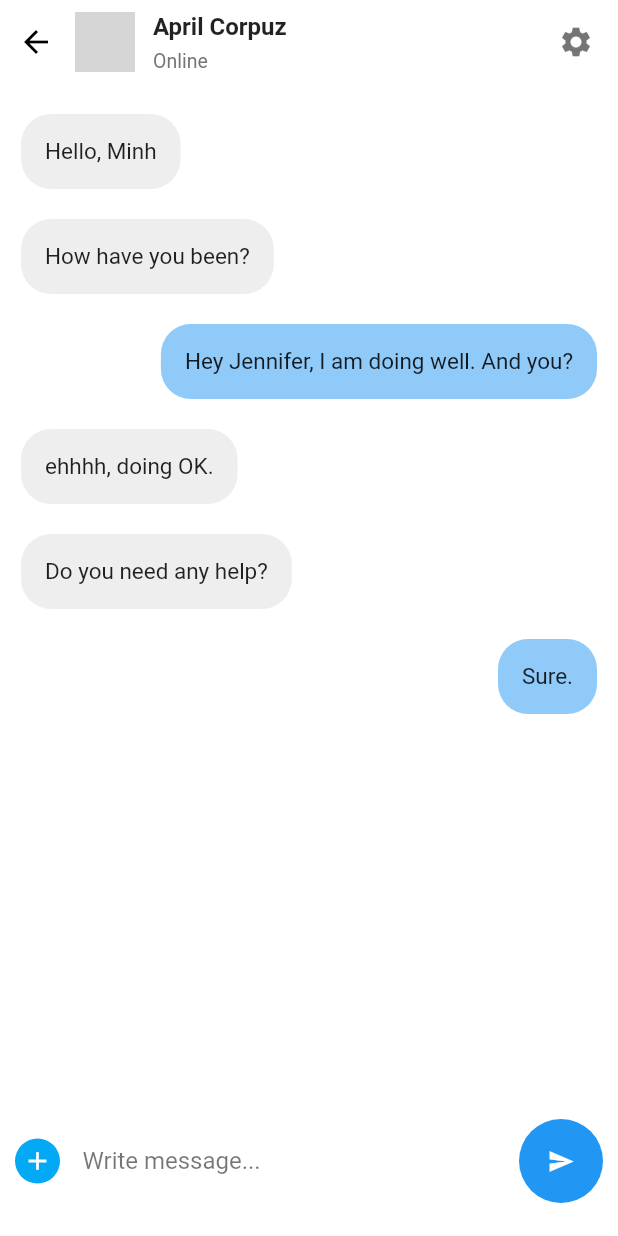
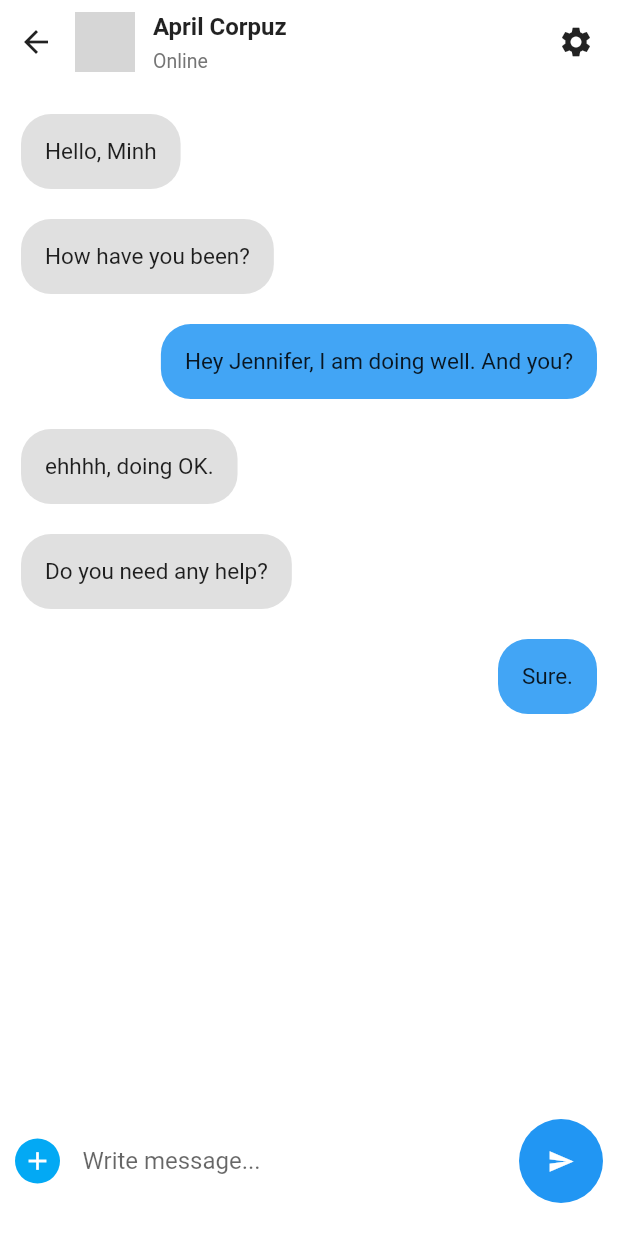
Before and after one commit to hoangpm6814/One-On-One-Learning, a Flutter app: the ChatDetailScreen screen opened directly, on a phone screen of 412 x 824 dp. Run offline on Flutter 3.47's test engine with Material 2 defaults, Android fonts, the phone set to English and light mode, and no system bars; our stand-ins replace flutter_svg; generated files the repository leaves out were written again; network calls fail; grey boxes are pictures that could not be loaded.

Commit message:
Fix light dark mode chat detail

```diff
--- a/lib/screens/Chat/chat_detail_screen.dart
+++ b/lib/screens/Chat/chat_detail_screen.dart
@@ -1,4 +1,5 @@
 import 'package:flutter/material.dart';
+import 'package:lettutor/constants.dart';
 import 'package:lettutor/screens/Chat/local_widgets/chat_message_model.dart';
 import 'package:flutter_gen/gen_l10n/app_localizations.dart';
 
@@ -21,7 +22,7 @@ class ChatDetailScreen extends StatelessWidget {
       appBar: AppBar(
         elevation: 0,
         automaticallyImplyLeading: false,
-        backgroundColor: Colors.white,
+        backgroundColor: Theme.of(context).primaryColor,
         flexibleSpace: SafeArea(
           child: Container(
             padding: EdgeInsets.only(right: 16),
@@ -33,7 +34,7 @@ class ChatDetailScreen extends StatelessWidget {
                   },
                   icon: Icon(
                     Icons.arrow_back,
-                    color: Colors.black,
+                    // color: Colors.black,
                   ),
                 ),
                 SizedBox(
@@ -70,14 +71,16 @@ class ChatDetailScreen extends StatelessWidget {
                 ),
                 Icon(
                   Icons.settings,
-                  color: Colors.black54,
+                  // color: Colors.black54,
                 ),
               ],
             ),
           ),
         ),
       ),
-      body: Stack(
+      body: Container(
+        color: Theme.of(context).primaryColor,
+        child: Stack(
           children: <Widget>[
             // ListView.builder(
             //   itemCount: messages.length,
@@ -101,8 +104,8 @@ class ChatDetailScreen extends StatelessWidget {
                 physics: NeverScrollableScrollPhysics(),
                 itemBuilder: (context, index) {
                   return Container(
-                  padding:
-                      EdgeInsets.only(left: 14, right: 14, top: 10, bottom: 10),
+                    padding: EdgeInsets.only(
+                        left: 14, right: 14, top: 10, bottom: 10),
                     child: Align(
                       alignment: (messages[index].messageType == "receiver"
                           ? Alignment.topLeft
@@ -111,8 +114,8 @@ class ChatDetailScreen extends StatelessWidget {
                         decoration: BoxDecoration(
                           borderRadius: BorderRadius.circular(20),
                           color: (messages[index].messageType == "receiver"
-                            ? Colors.grey.shade200
-                            : Colors.blue[200]),
+                              ? Colors.black12
+                              : Colors.blue[400]),
                         ),
                         padding: EdgeInsets.all(16),
                         child: Text(
@@ -132,7 +135,7 @@ class ChatDetailScreen extends StatelessWidget {
                     EdgeInsets.only(left: 10, bottom: 10, top: 10, right: 10),
                 height: 100,
                 width: double.infinity,
-              color: Colors.white,
+                color: Theme.of(context).primaryColor,
                 child: Row(
                   children: <Widget>[
                     GestureDetector(
@@ -156,10 +159,12 @@ class ChatDetailScreen extends StatelessWidget {
                     ),
                     Expanded(
                       child: TextField(
+                        cursorColor: kPrimaryColor,
                         decoration: InputDecoration(
                           hintText: AppLocalizations.of(context).write_message,
-                          hintStyle: TextStyle(color: Colors.black54),
-                          border: InputBorder.none),
+                          // hintStyle: TextStyle(color: Colors.black54),
+                          border: InputBorder.none,
+                        ),
                       ),
                     ),
                     SizedBox(
@@ -181,6 +186,7 @@ class ChatDetailScreen extends StatelessWidget {
             ),
           ],
         ),
+      ),
     );
   }
 }
--- a/lib/screens/Chat/chat_screen.dart
+++ b/lib/screens/Chat/chat_screen.dart
@@ -1,7 +1,6 @@
 import 'package:flutter/material.dart';
 import 'package:lettutor/customWidgets/search.dart';
 import 'package:lettutor/screens/Chat/local_widgets/chat_cell.dart';
-import 'package:lettutor/customWidgets/rounded_input_field.dart';
 import 'package:lettutor/models/tutor.dart';
 import 'package:flutter_gen/gen_l10n/app_localizations.dart';
 
```
Lines whose indentation alone changed are shown as unchanged.
